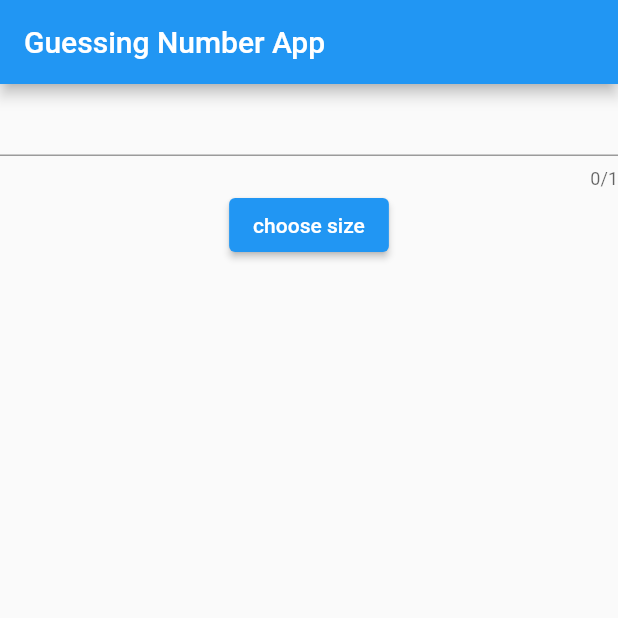
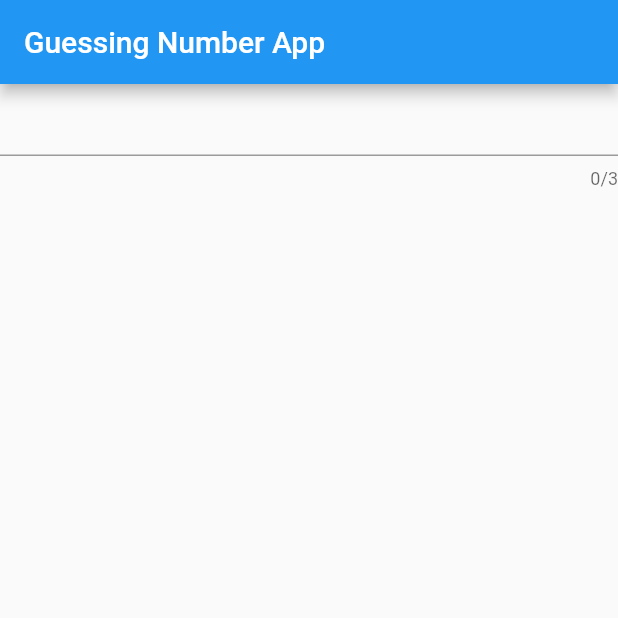
Before and after one commit to Phonekham/flutter_exercise, a Flutter app: the screen it shows after launch, on a phone screen of 412 x 824 dp, the top half of it. Run offline on Flutter 3.47's test engine with Material 2 defaults, Android fonts, the light colour scheme and no system bars.

Commit message:
finish 2

```diff
--- /dev/null
+++ b/lib/features/guessing_number/widgets/hangman.dart
@@ -0,0 +1,49 @@
+import 'package:flutter/material.dart';
+
+class Hangman extends StatefulWidget {
+  const Hangman({Key? key}) : super(key: key);
+
+  @override
+  State<Hangman> createState() => _HangmanState();
+}
+
+class _HangmanState extends State<Hangman> {
+  final guess = TextEditingController();
+  bool game_over = false;
+  final List<String> correctWords = [];
+  String puzzle = 'phonekham';
+
+  void check(value) {
+    for (var i = 0; i < puzzle.length + 1; i++) {
+      if (puzzle.contains(value)) {
+        print('ttt');
+      }
+    }
+    // if(value.contains(puzzle)){
+    //   print(object)
+    // }
+  }
+
+  @override
+  Widget build(BuildContext context) {
+    return Scaffold(
+      appBar: AppBar(
+        title: const Text('Guessing Number App'),
+      ),
+      body: SafeArea(
+        child: Column(
+          children: [
+            TextFormField(
+              keyboardType: TextInputType.text,
+              maxLength: 3,
+              controller: guess,
+              onChanged: (value) {
+                check(value);
+              },
+            ),
+          ],
+        ),
+      ),
+    );
+  }
+}
--- a/lib/main.dart
+++ b/lib/main.dart
@@ -1,5 +1,8 @@
 import 'package:flutter/material.dart';
 import 'package:flutter_exercise/features/guessing_number/screen/guessing_number.dart';
+import 'package:flutter_exercise/features/guessing_number/widgets/guess_number.dart';
+import 'package:flutter_exercise/features/guessing_number/widgets/hangman.dart';
+import 'package:flutter_exercise/features/guessing_number/widgets/max.dart';
 import 'package:flutter_exercise/features/guessing_number/widgets/toic_tac_toe.dart';
 
 void main() {
@@ -17,7 +20,7 @@ class MyApp extends StatelessWidget {
       theme: ThemeData(
         primarySwatch: Colors.blue,
       ),
-      home: const TicTacToe(),
+      home: const Hangman(),
     );
   }
 }
```
Also changed, not shown: lib/features/guessing_number/widgets/guess_number.dart (added, +91 -0 lines), lib/features/guessing_number/widgets/max.dart (added, +79 -0 lines), lib/features/guessing_number/widgets/toic_tac_toe.dart (+4 -8 lines).
